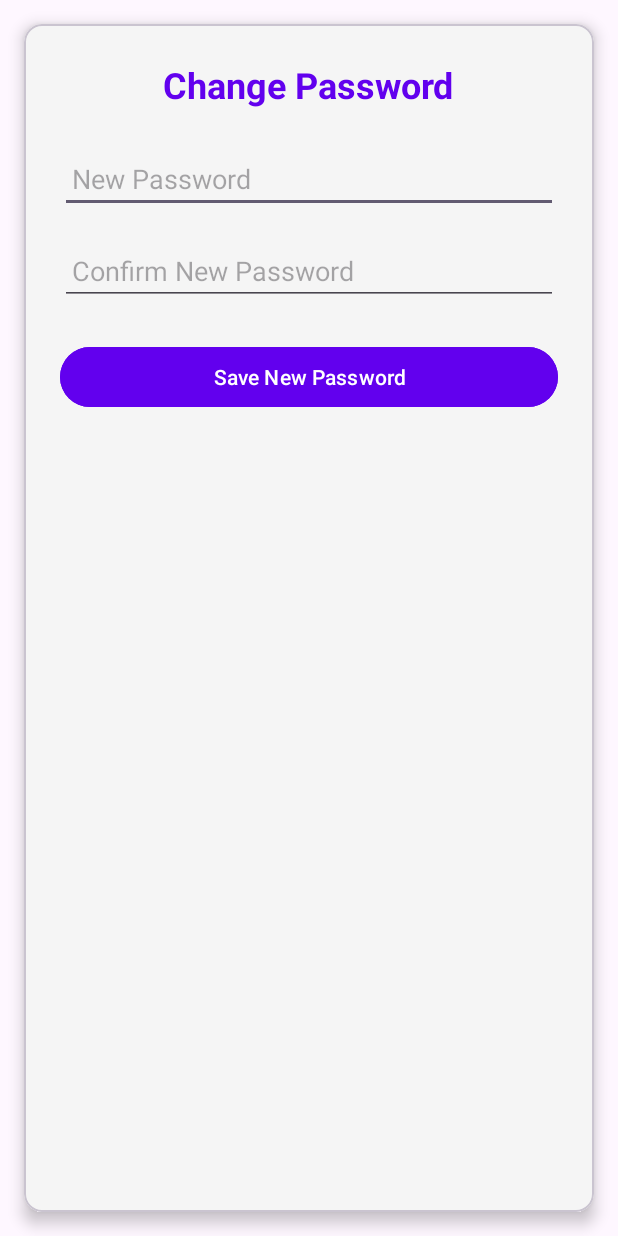
After one commit to Oieu/MobDev_FinalProject, an Android app: the ChangePasswordActivity screen opened directly, with no data from a screen before it, on a phone screen of 412 x 824 dp. The commit adds this screen. Run offline under Robolectric (Android 15) with nearby library versions, the phone set to English and light mode, and no system bars; our stand-ins replace Firebase (no records; nobody signed in at launch, a user with empty details on screens opened directly).

```diff
--- a/app/src/main/AndroidManifest.xml
+++ b/app/src/main/AndroidManifest.xml
@@ -1,6 +1,6 @@
 <?xml version="1.0" encoding="utf-8"?>
 <manifest xmlns:android="http://schemas.android.com/apk/res/android"
-    xmlns:tools="http://schemas.android.com/tools">
+    xmlns:tools="http://schemas.android.com/tools" >
 
     <uses-permission android:name="android.permission.INTERNET" />
     <uses-permission android:name="android.permission.ACCESS_NETWORK_STATE" />
@@ -14,7 +14,10 @@
         android:roundIcon="@mipmap/ic_launcher_round"
         android:supportsRtl="true"
         android:theme="@style/Theme.Final_Project"
-        tools:targetApi="31">
+        tools:targetApi="31" >
+        <activity
+            android:name=".ChangePassword"
+            android:exported="false" />
         <activity
             android:name=".DashBoard"
             android:exported="false" />
@@ -23,7 +26,7 @@
             android:exported="false" />
         <activity
             android:name=".LoginPage"
-            android:exported="true">
+            android:exported="true" >
             <intent-filter>
                 <action android:name="android.intent.action.MAIN" />
 
@@ -42,6 +45,10 @@
         <activity
             android:name=".CalendarPage"
             android:exported="false" />
+        <activity
+            android:name=".ChangePasswordActivity"
+            android:exported="false">
+        </activity>
     </application>
 
 </manifest>
--- /dev/null
+++ b/app/src/main/java/com/example/final_project/ChangePasswordActivity.java
@@ -0,0 +1,46 @@
+package com.example.final_project;
+
+import android.os.Bundle;
+import android.widget.Button;
+import android.widget.EditText;
+import android.widget.Toast;
+
+import androidx.appcompat.app.AppCompatActivity;
+
+import com.google.firebase.auth.FirebaseAuth;
+
+public class ChangePasswordActivity extends AppCompatActivity {
+
+    private EditText etNewPassword;
+    private Button btnSavePassword;
+    private FirebaseAuth mAuth;
+
+    @Override
+    protected void onCreate(Bundle savedInstanceState) {
+        super.onCreate(savedInstanceState);
+        setContentView(R.layout.activity_change_password);
+
+        mAuth = FirebaseAuth.getInstance();
+
+        etNewPassword = findViewById(R.id.etNewPassword);
+        btnSavePassword = findViewById(R.id.btnSavePassword);
+
+        btnSavePassword.setOnClickListener(v -> {
+            String newPassword = etNewPassword.getText().toString().trim();
+
+            if (newPassword.isEmpty()) {
+                Toast.makeText(ChangePasswordActivity.this, "Please enter a new password", Toast.LENGTH_SHORT).show();
+                return;
+            }
+
+            mAuth.getCurrentUser().updatePassword(newPassword).addOnCompleteListener(task -> {
+                if (task.isSuccessful()) {
+                    Toast.makeText(ChangePasswordActivity.this, "Password changed successfully", Toast.LENGTH_SHORT).show();
+                    finish();
+                } else {
+                    Toast.makeText(ChangePasswordActivity.this, "Error: " + task.getException().getMessage(), Toast.LENGTH_SHORT).show();
+                }
+            });
+        });
+    }
+}
--- a/app/src/main/java/com/example/final_project/ProfileActivity.java
+++ b/app/src/main/java/com/example/final_project/ProfileActivity.java
@@ -19,10 +19,16 @@ public class ProfileActivity extends AppCompatActivity {
 
         bottomNav = findViewById(R.id.bottomnav);
 
+
+        findViewById(R.id.btnChangePassword).setOnClickListener(v -> {
+            Intent intent = new Intent(ProfileActivity.this, ChangePasswordActivity.class);
+            startActivity(intent);
+        });
+
         findViewById(R.id.btnLogout).setOnClickListener(v -> {
             FirebaseAuth.getInstance().signOut();
             Intent intent = new Intent(ProfileActivity.this, LoginPage.class);
-            intent.addFlags(Intent.FLAG_ACTIVITY_CLEAR_TOP | Intent.FLAG_ACTIVITY_NEW_TASK); // Clear back stack
+            intent.addFlags(Intent.FLAG_ACTIVITY_CLEAR_TOP | Intent.FLAG_ACTIVITY_NEW_TASK);
             startActivity(intent);
             finish();
         });
--- /dev/null
+++ b/app/src/main/res/layout/activity_change_password.xml
@@ -0,0 +1,67 @@
+<?xml version="1.0" encoding="utf-8"?>
+<androidx.constraintlayout.widget.ConstraintLayout xmlns:android="http://schemas.android.com/apk/res/android"
+    xmlns:app="http://schemas.android.com/apk/res-auto"
+    xmlns:tools="http://schemas.android.com/tools"
+    android:id="@+id/main"
+    android:layout_width="match_parent"
+    android:layout_height="match_parent"
+    tools:context=".ChangePassword">
+
+    <com.google.android.material.card.MaterialCardView xmlns:android="http://schemas.android.com/apk/res/android"
+        android:layout_width="match_parent"
+        android:layout_height="match_parent"
+        xmlns:app="http://schemas.android.com/apk/res-auto"
+        android:layout_margin="16dp"
+        app:cardCornerRadius="12dp"
+        app:cardElevation="6dp"
+        app:cardBackgroundColor="@color/backgroundColor">
+
+        <LinearLayout
+            android:layout_width="match_parent"
+            android:layout_height="match_parent"
+            android:orientation="vertical"
+            android:padding="24dp">
+
+            <TextView
+                android:layout_width="wrap_content"
+                android:layout_height="wrap_content"
+                android:text="Change Password"
+                android:textSize="24sp"
+                android:textStyle="bold"
+                android:textColor="@color/primaryColor"
+                android:layout_gravity="center_horizontal"
+                android:layout_marginBottom="24dp" />
+
+            <EditText
+                android:id="@+id/etNewPassword"
+                android:layout_width="match_parent"
+                android:layout_height="wrap_content"
+                android:hint="New Password"
+                android:inputType="textPassword"
+                android:paddingStart="8dp"
+                android:layout_marginBottom="16dp" />
+
+            <EditText
+                android:id="@+id/etConfirmPassword"
+                android:layout_width="match_parent"
+                android:layout_height="wrap_content"
+                android:hint="Confirm New Password"
+                android:inputType="textPassword"
+                android:paddingStart="8dp"
+                android:layout_marginBottom="24dp" />
+
+            <Button
+                android:id="@+id/btnSavePassword"
+                android:layout_width="match_parent"
+                android:layout_height="wrap_content"
+                android:text="Save New Password"
+                android:backgroundTint="@color/primaryColor"
+                android:textColor="@android:color/white"
+                android:layout_marginBottom="16dp" />
+
+        </LinearLayout>
+    </com.google.android.material.card.MaterialCardView>
+
+
+
+</androidx.constraintlayout.widget.ConstraintLayout>
```
